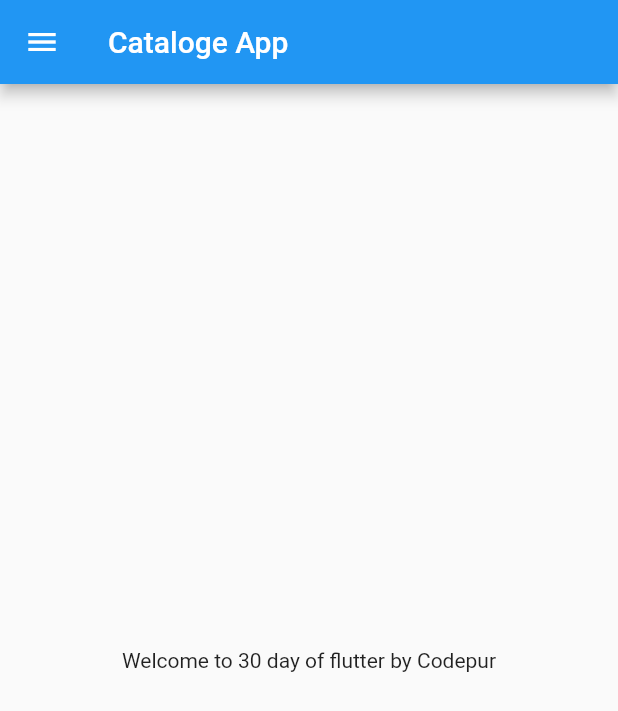
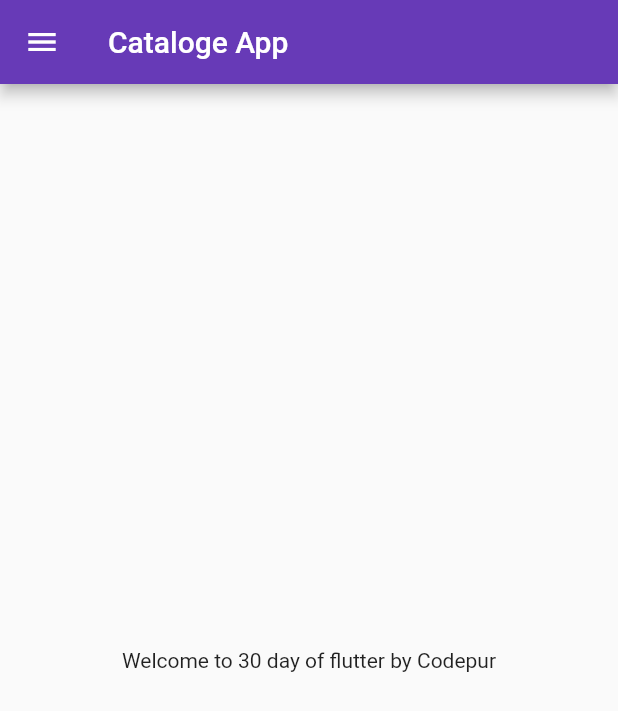
Before and after one commit to AkshayRanaGJ/flutterCatalog, a Flutter app: the screen it shows after launch, on a phone screen of 412 x 824 dp. Shown: the top 711 px of the screen. Run offline on Flutter 3.47's test engine with Material 2 defaults, Android fonts, the phone set to English and light mode, and no system bars.

Commit message:
Day 04 completed.

```diff
--- a/lib/main.dart
+++ b/lib/main.dart
@@ -1,5 +1,6 @@
 import 'package:flutter/material.dart';
-import 'package:flutter_catelog/home_page.dart';
+import 'package:flutter_catelog/pages/home_page.dart';
+import 'package:flutter_catelog/pages/login_page.dart';
 
 void main() {
   runApp(MyApp());
@@ -9,7 +10,16 @@ class MyApp extends StatelessWidget {
   @override
   Widget build(BuildContext context) {
     return MaterialApp(
-      home: HomePage(),
+      //home: HomePage(),
+      themeMode: ThemeMode.light,
+      theme: ThemeData(primarySwatch: Colors.deepPurple),
+      darkTheme: ThemeData.dark(),
+      initialRoute: "/home",
+      routes: {
+        "/": (context) => LoginPage(),
+        "/home": (context) => HomePage(),
+        "/login": (context) => LoginPage(),
+      },
     );
   }
 }
```
Also changed, not shown: lib/pages/login_page.dart (added, +16 -0 lines), lib/pages/home_page.dart (renamed from lib/home_page.dart).
